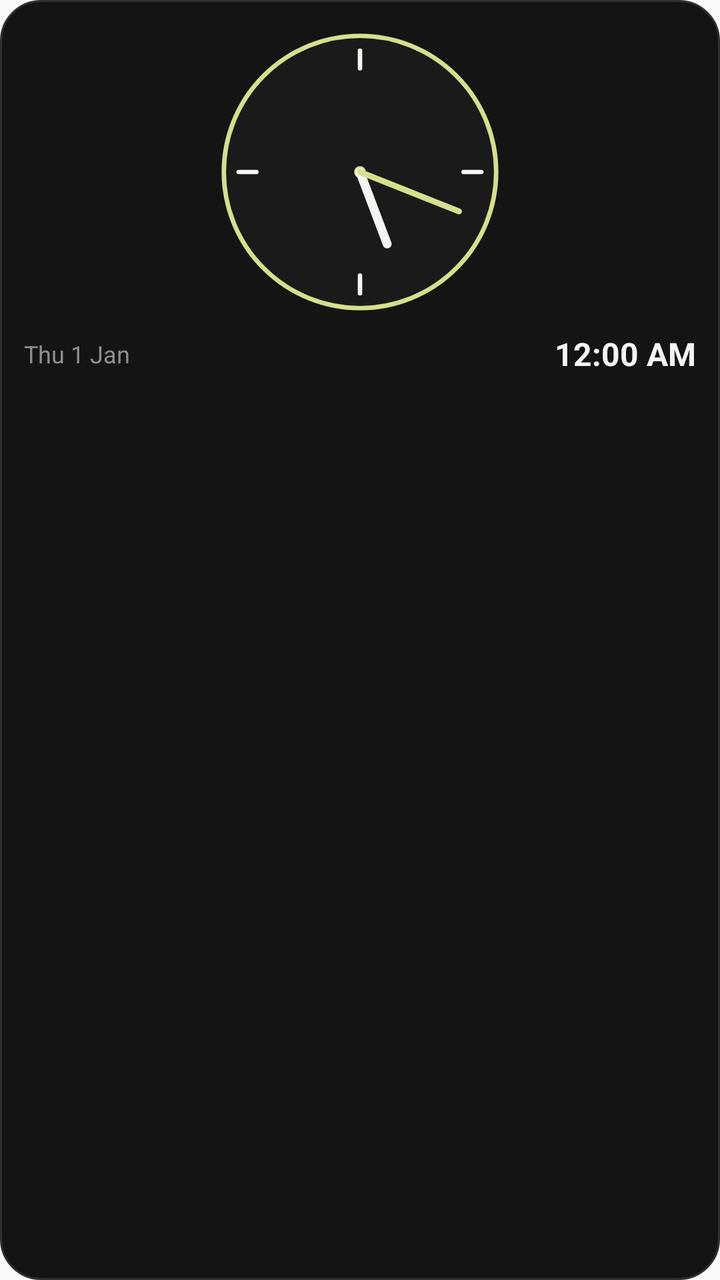
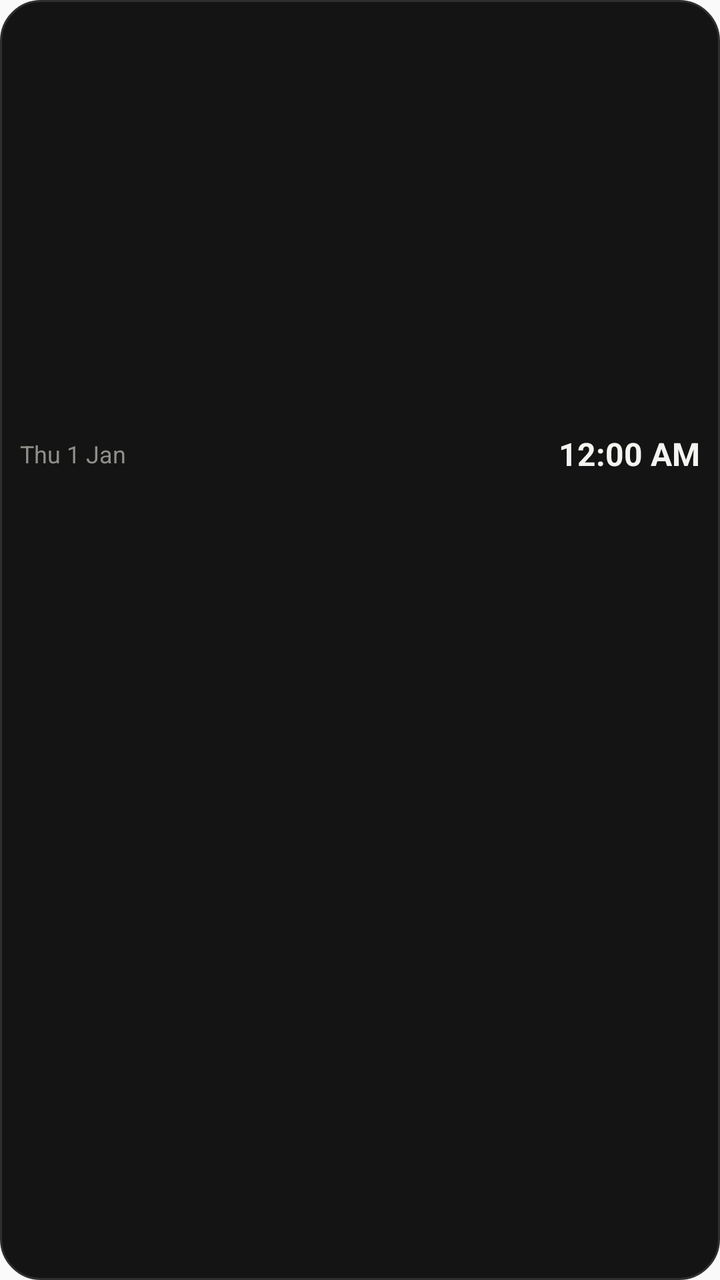

The first picture is an Android layout as it rendered before a commit; the second is the same layout after the commit. The layout source and the unified diff follow.
<!-- AndroidManifest.xml: application theme AppTheme -->
<!-- res/layout/widget_clock.xml -->
<?xml version="1.0" encoding="utf-8"?>
<LinearLayout xmlns:android="http://schemas.android.com/apk/res/android"
    android:id="@+id/widget_root"
    android:layout_width="match_parent"
    android:layout_height="match_parent"
    android:background="@drawable/widget_bg"
    android:gravity="center_horizontal"
    android:orientation="vertical"
    android:padding="12dp">

    <AnalogClock
        android:id="@+id/widget_analog"
        android:layout_width="148dp"
        android:layout_height="148dp"
        android:dial="@drawable/widget_dial"
        android:hand_hour="@drawable/widget_hand_hour"
        android:hand_minute="@drawable/widget_hand_minute" />

    <LinearLayout
        android:layout_width="match_parent"
        android:layout_height="wrap_content"
        android:layout_marginTop="6dp"
        android:gravity="center_vertical"
        android:orientation="horizontal">

        <TextClock
            android:id="@+id/widget_date"
            android:layout_width="0dp"
            android:layout_height="wrap_content"
            android:layout_weight="1"
            android:format12Hour="EEE d MMM"
            android:format24Hour="EEE d MMM"
            android:textColor="@color/alarm_muted"
            android:textSize="12sp" />

        <TextClock
            android:id="@+id/widget_digital"
            android:layout_width="wrap_content"
            android:layout_height="wrap_content"
            android:format12Hour="h:mm a"
            android:format24Hour="HH:mm"
            android:textColor="@color/alarm_text"
            android:textSize="16sp"
            android:textStyle="bold" />
    </LinearLayout>
</LinearLayout>
<!-- resources referenced by this layout -->
<resources>
  <color name="alarm_muted">#8F8F8A</color>
  <color name="alarm_text">#F4F4F1</color>
  <!-- drawable widget_bg (drawable) -->
  <?xml version="1.0" encoding="utf-8"?>
  <shape xmlns:android="http://schemas.android.com/apk/res/android" android:shape="rectangle">
      <solid android:color="#141414" />
      <corners android:radius="20dp" />
      <stroke android:width="1dp" android:color="#2F2F2F" />
  </shape>
  <!-- drawable widget_dial (drawable) -->
  <?xml version="1.0" encoding="utf-8"?>
  <vector xmlns:android="http://schemas.android.com/apk/res/android"
      android:width="200dp"
      android:height="200dp"
      android:viewportWidth="200"
      android:viewportHeight="200">
      <path
          android:pathData="M100,100m-92,0a92,92 0,1 1,184 0a92,92 0,1 1,-184 0"
          android:strokeWidth="3"
          android:strokeColor="#D6DF8C"
          android:fillColor="#1A1A1A" />
      <path
          android:pathData="M100,18 L100,30 M100,170 L100,182 M18,100 L30,100 M170,100 L182,100"
          android:strokeWidth="3"
          android:strokeColor="#F4F4F1"
          android:strokeLineCap="round" />
      <path
          android:pathData="M100,100m-4,0a4,4 0,1 1,8 0a4,4 0,1 1,-8 0"
          android:fillColor="#D6DF8C" />
  </vector>
  <!-- drawable widget_hand_hour (drawable) -->
  <?xml version="1.0" encoding="utf-8"?>
  <vector xmlns:android="http://schemas.android.com/apk/res/android"
      android:width="200dp"
      android:height="200dp"
      android:viewportWidth="200"
      android:viewportHeight="200">
      <path
          android:pathData="M100,100 L100,48"
          android:strokeWidth="6"
          android:strokeColor="#F4F4F1"
          android:strokeLineCap="round" />
  </vector>
  <!-- drawable widget_hand_minute (drawable) -->
  <?xml version="1.0" encoding="utf-8"?>
  <vector xmlns:android="http://schemas.android.com/apk/res/android"
      android:width="200dp"
      android:height="200dp"
      android:viewportWidth="200"
      android:viewportHeight="200">
      <path
          android:pathData="M100,100 L100,28"
          android:strokeWidth="4"
          android:strokeColor="#D6DF8C"
          android:strokeLineCap="round" />
  </vector>
  <style name="AppTheme" parent="Theme.AppCompat.Light.DarkActionBar">
          
          <item name="colorPrimary">@color/colorPrimary</item>
          <item name="colorPrimaryDark">@color/colorPrimaryDark</item>
          <item name="colorAccent">@color/colorAccent</item>
      </style>
  <color name="colorPrimary">#141414</color>
  <color name="colorPrimaryDark">#141414</color>
  <color name="colorAccent">#D6DF8C</color>
</resources>

<!-- the commit's change to res/layout/widget_clock.xml (unified diff, before → after) -->
@@ -6,15 +6,14 @@
     android:background="@drawable/widget_bg"
     android:gravity="center_horizontal"
     android:orientation="vertical"
-    android:padding="12dp">
+    android:padding="10dp">
 
-    <AnalogClock
-        android:id="@+id/widget_analog"
-        android:layout_width="148dp"
-        android:layout_height="148dp"
-        android:dial="@drawable/widget_dial"
-        android:hand_hour="@drawable/widget_hand_hour"
-        android:hand_minute="@drawable/widget_hand_minute" />
+    <ImageView
+        android:id="@+id/widget_dial"
+        android:layout_width="200dp"
+        android:layout_height="200dp"
+        android:contentDescription="@string/widget_name"
+        android:scaleType="fitCenter" />
 
     <LinearLayout
         android:layout_width="match_parent"
<!-- resource entries referenced after the edit -->
@@ -9,53 +9,7 @@
       <corners android:radius="20dp" />
       <stroke android:width="1dp" android:color="#2F2F2F" />
   </shape>
-  <!-- drawable widget_dial (drawable) -->
-  <?xml version="1.0" encoding="utf-8"?>
-  <vector xmlns:android="http://schemas.android.com/apk/res/android"
-      android:width="200dp"
-      android:height="200dp"
-      android:viewportWidth="200"
-      android:viewportHeight="200">
-      <path
-          android:pathData="M100,100m-92,0a92,92 0,1 1,184 0a92,92 0,1 1,-184 0"
-          android:strokeWidth="3"
-          android:strokeColor="#D6DF8C"
-          android:fillColor="#1A1A1A" />
-      <path
-          android:pathData="M100,18 L100,30 M100,170 L100,182 M18,100 L30,100 M170,100 L182,100"
-          android:strokeWidth="3"
-          android:strokeColor="#F4F4F1"
-          android:strokeLineCap="round" />
-      <path
-          android:pathData="M100,100m-4,0a4,4 0,1 1,8 0a4,4 0,1 1,-8 0"
-          android:fillColor="#D6DF8C" />
-  </vector>
-  <!-- drawable widget_hand_hour (drawable) -->
-  <?xml version="1.0" encoding="utf-8"?>
-  <vector xmlns:android="http://schemas.android.com/apk/res/android"
-      android:width="200dp"
-      android:height="200dp"
-      android:viewportWidth="200"
-      android:viewportHeight="200">
-      <path
-          android:pathData="M100,100 L100,48"
-          android:strokeWidth="6"
-          android:strokeColor="#F4F4F1"
-          android:strokeLineCap="round" />
-  </vector>
-  <!-- drawable widget_hand_minute (drawable) -->
-  <?xml version="1.0" encoding="utf-8"?>
-  <vector xmlns:android="http://schemas.android.com/apk/res/android"
-      android:width="200dp"
-      android:height="200dp"
-      android:viewportWidth="200"
-      android:viewportHeight="200">
-      <path
-          android:pathData="M100,100 L100,28"
-          android:strokeWidth="4"
-          android:strokeColor="#D6DF8C"
-          android:strokeLineCap="round" />
-  </vector>
+  <string name="widget_name">Asma Clock</string>
   <style name="AppTheme" parent="Theme.AppCompat.Light.DarkActionBar">
           
           <item name="colorPrimary">@color/colorPrimary</item>
